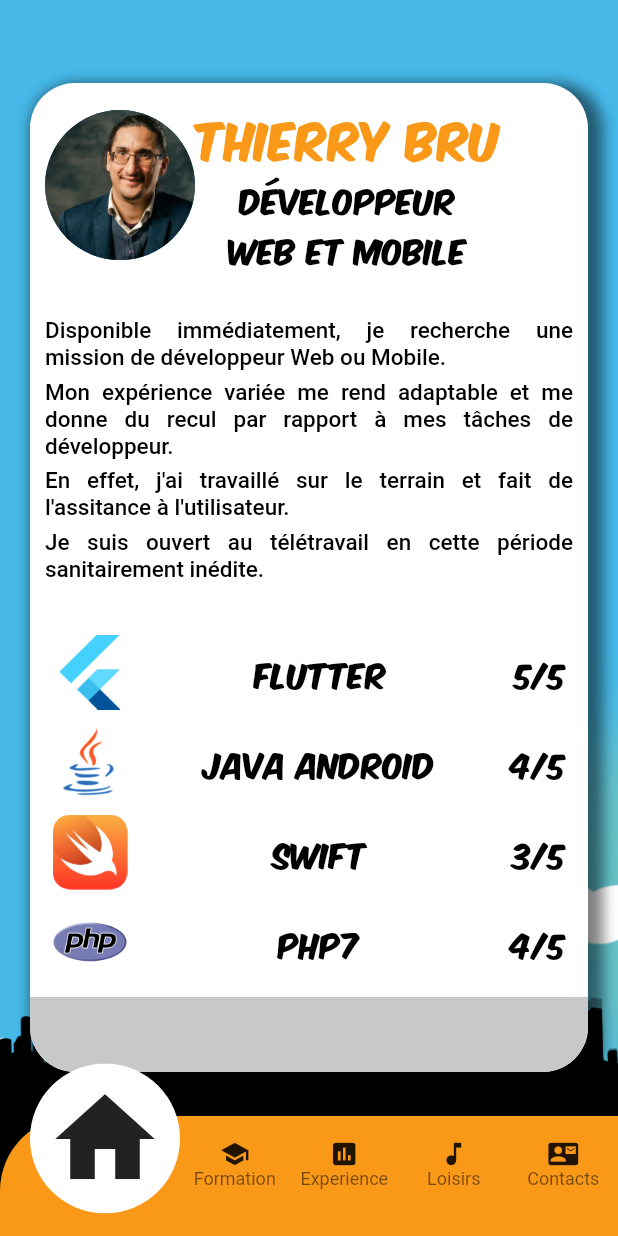
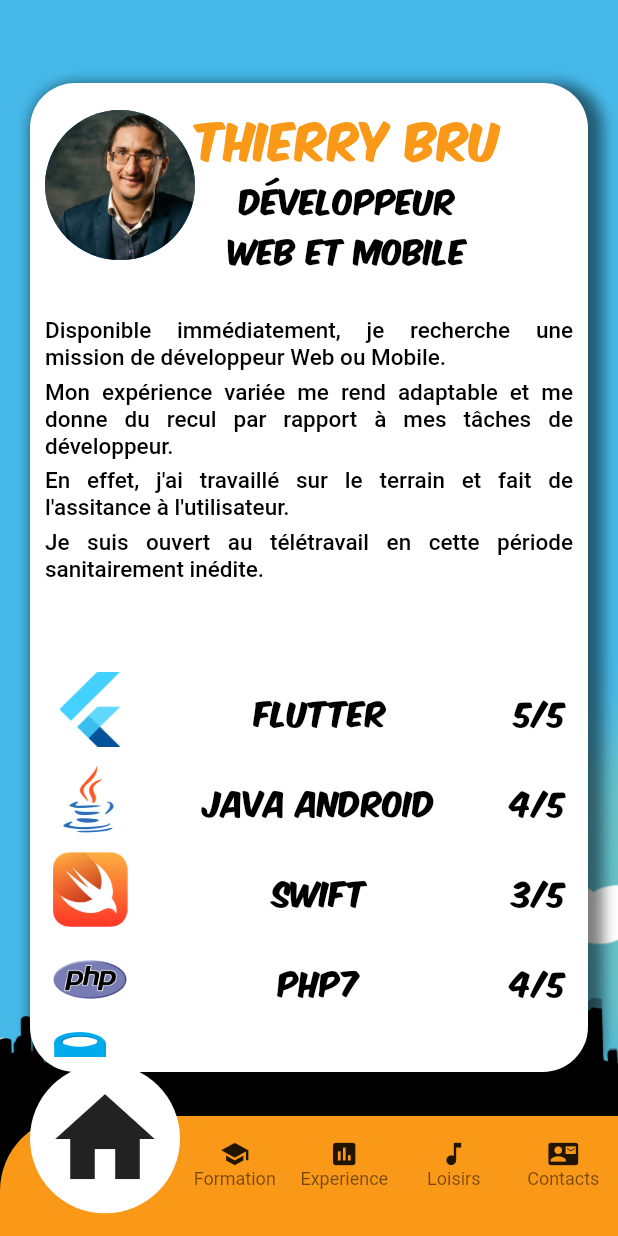
Before and after one commit to MedicArwen/flutter_cv, a Flutter app: the screen it shows after launch, on a phone screen of 412 x 824 dp. Run offline on Flutter 3.47's test engine with Material 2 defaults, Android fonts, the phone set to English and light mode, and no system bars; our stand-ins replace easy_localization, sensors; missing offline and left inert: dart:ffi.

Commit message:
modif photos
modif photos

```diff
--- a/lib/Models/CurriculumVitae.dart
+++ b/lib/Models/CurriculumVitae.dart
@@ -197,7 +197,7 @@ class CurriculumVitae
     listeTech = ['JSP','SQL','JS'];
     listeEnv = ['Windows','Tomcat'];
     listePostes = ['Développeur'];
-    experiencePro = new ExperiencePro(DateTime(2005,1,1),DateTime(2005,54,31),'ELLA.BE','Louvain',listeTaches,listeTech,listeEnv,listePostes);
+    experiencePro = new ExperiencePro(DateTime(2005,1,1),DateTime(2005,4,31),'ELLA.BE','Louvain',listeTaches,listeTech,listeEnv,listePostes);
     liste.add(experiencePro);
 
     listeTaches =
@@ -209,7 +209,7 @@ class CurriculumVitae
     listeTech = ['ASP','SQL','JS'];
     listeEnv = ['Windows','ASPNET','Windows NT'];
     listePostes = ['Développeur'];
-    experiencePro = new ExperiencePro(DateTime(2005,1,1),DateTime(2005,54,31),'ELLA.BE','Louvain',listeTaches,listeTech,listeEnv,listePostes);
+    experiencePro = new ExperiencePro(DateTime(2001,2,1),DateTime(2002,4,31),'Data Technologies','Paris',listeTaches,listeTech,listeEnv,listePostes);
     liste.add(experiencePro);
 
     return liste;
@@ -219,9 +219,9 @@ class CurriculumVitae
   async
   {
     List<Loisir> liste = [];
-    liste.add(new Loisir("Guitare Basse","J'apprend à jouer de la guitare basse et j'espère un jour avoir le niveau pour pouvoir jouer avec des amis.", 'photo_guitare.jpg'));
-    liste.add(new Loisir("Jeux Vidéos","Je m'investis dans une association, ARIG, afin de proposer des événements -des Lan Party - ou l'on se retrouve le temps d'un week-end.", 'arig.jpg'));
-    liste.add(new Loisir("Marche à pied","Avec ou sans bâtons, je marche tous les jours pour le plaisir et la forme physique.", 'marche.jpg'));
+    liste.add(new Loisir("Guitare Basse","J'apprend à jouer de la guitare basse et j'espère un jour avoir le niveau pour pouvoir jouer avec des amis.", 'guitare_basse.jpg'));
+    liste.add(new Loisir("Jeux Vidéos","Je m'investis dans une association, ARIG, afin de proposer des événements -des Lan Party - ou l'on se retrouve le temps d'un week-end.", 'video_game.jpg'));
+    liste.add(new Loisir("Marche à pied","Avec ou sans bâtons, je marche tous les jours pour le plaisir et la forme physique.", 'forest.jpg'));
     return liste;
   }
   static Future<List<ContactURL>> getContactList()
@@ -229,7 +229,7 @@ class CurriculumVitae
   {
     List<ContactURL> liste = [];
     liste.add(ContactURL('mailto:thierry.bru@takotek.fr',EnumTypeContactUrl.email));
-    liste.add(ContactURL('07 63 90 59 59',EnumTypeContactUrl.phone));
+    //liste.add(ContactURL('07 63 90 59 59',EnumTypeContactUrl.phone));
     liste.add(ContactURL('www.linkedin.com/in/thierry-bru/',EnumTypeContactUrl.linkedIn));
     liste.add(ContactURL('https://github.com/MedicArwen',EnumTypeContactUrl.github));
     liste.add(ContactURL('images/qr_code.png',EnumTypeContactUrl.urlQRCode));
--- a/lib/Vues/DefautPanelView.dart
+++ b/lib/Vues/Elements/DefautPanelView.dart
@@ -53,12 +53,6 @@ class DefautPanelView extends StatelessWidget
                   child: content
                 )
             ),
-              Container(height: 50,
-                decoration: BoxDecoration(
-                  borderRadius: BorderRadius.only(bottomLeft:Radius.circular(30),bottomRight:Radius.circular(30)),
-                  color: Color(0xffC8C8C8),
-                ),
-              )
             ],
           )
       );
--- a/lib/Vues/MyContacts.dart
+++ b/lib/Vues/MyContacts.dart
@@ -11,7 +11,7 @@ import 'package:fluttercv/Vues/ListViews/mycontacts/MyContactList.dart';
 import 'package:fluttercv/Vues/MyInfoGenerale/ListViews/ListViewLoisirs.dart';
 import 'package:url_launcher/url_launcher.dart';
 
-import 'DefautPanelView.dart';
+import 'Elements/DefautPanelView.dart';
 import 'Elements/ListLoadingProgressIndicator.dart';
 
 class MyContacts extends StatefulWidget
@@ -69,7 +69,7 @@ class MyContactsState extends State<MyContacts> with TickerProviderStateMixin
       Container(child:
         Stack(children: [
           Positioned(child:
-          AnimatedContainer(child:Image.asset('images/photo_guitare.jpg',height:widget.height,fit: BoxFit.fitHeight),duration: Duration(seconds: 3),),top: 100-slideHeight),
+          AnimatedContainer(child:Image.asset('images/chateauroux.jpg',height:widget.height,width:widget.width,fit: BoxFit.cover),duration: Duration(seconds: 3),),top: 100-slideHeight),
           Positioned(child:MyContactFloatingButtons(listeContactButtons,_makingOpenUrl),right:20, top:20),
           AnimatedContainer(width: widget.width,height: slideHeight,duration: Duration(milliseconds: 50),
           child:GestureDetector(
@@ -95,6 +95,7 @@ class MyContactsState extends State<MyContacts> with TickerProviderStateMixin
           ],alignment: Alignment.bottomCenter),
       width:widget.width,
       height: widget.height,
+        color: Colors.black,
       );
   }
 
--- a/lib/Vues/MyExperience.dart
+++ b/lib/Vues/MyExperience.dart
@@ -2,7 +2,7 @@ import 'package:flutter/cupertino.dart';
 import 'package:flutter/material.dart';
 import 'package:fluttercv/Vues/MyInfoGenerale/ListExperiencesPro.dart';
 
-import 'DefautPanelView.dart';
+import 'Elements/DefautPanelView.dart';
 
 class MyExperience extends StatelessWidget
 {
--- a/lib/Vues/MyFormations.dart
+++ b/lib/Vues/MyFormations.dart
@@ -1,10 +1,10 @@
 import 'package:flutter/cupertino.dart';
 import 'package:flutter/material.dart';
-import 'package:fluttercv/Vues/DefautPanelView.dart';
+import 'file:///D:/DEV/APP/flutter_cv/lib/Vues/Elements/DefautPanelView.dart';
 import 'package:fluttercv/Vues/MyInfoGenerale/ListCursus.dart';
 import 'package:fluttercv/Vues/MyInfoGenerale/ListHardSkills.dart';
 import 'package:fluttercv/Vues/MyInfoGenerale/ListViews/ListViewCursus.dart';
-import 'package:fluttercv/Vues/MyInfoGenerale/RichTextAboutMe.dart';
+import 'file:///D:/DEV/APP/flutter_cv/lib/Vues/Elements/RichTextAboutMe.dart';
 
 
 class MyFormations extends StatelessWidget
--- a/lib/Vues/MyInfoGenerale.dart
+++ b/lib/Vues/MyInfoGenerale.dart
@@ -1,8 +1,8 @@
 import 'package:flutter/cupertino.dart';
 import 'package:flutter/material.dart';
-import 'package:fluttercv/Vues/DefautPanelView.dart';
+import 'file:///D:/DEV/APP/flutter_cv/lib/Vues/Elements/DefautPanelView.dart';
 import 'package:fluttercv/Vues/MyInfoGenerale/ListHardSkills.dart';
-import 'package:fluttercv/Vues/MyInfoGenerale/RichTextAboutMe.dart';
+import 'file:///D:/DEV/APP/flutter_cv/lib/Vues/Elements/RichTextAboutMe.dart';
 
 
 class MyInfoGenerale extends StatelessWidget
--- a/lib/Vues/MyLoisirs.dart
+++ b/lib/Vues/MyLoisirs.dart
@@ -8,7 +8,7 @@ import 'package:fluttercv/Models/CurriculumVitae.dart';
 import 'package:fluttercv/Models/Loisir.dart';
 import 'package:fluttercv/Vues/MyInfoGenerale/ListViews/ListViewLoisirs.dart';
 
-import 'DefautPanelView.dart';
+import 'Elements/DefautPanelView.dart';
 
 class MyLoisirs extends StatefulWidget
 {
@@ -61,7 +61,7 @@ class MyLoisirsState extends State<MyLoisirs> with TickerProviderStateMixin
     liste.forEach((element) {
       bool isVisible = element.label==liste[selectedLoisir].label;
       //listeImage.add(AnimatedSize(duration: Duration(seconds: 1), vsync: this,child:Image.asset(element.getImageUrl(),width:widget.width,height: isVisible?250:0,fit: BoxFit.fitWidth),
-      listeImage.add(Image.asset(element.getImageUrl(),width: widget.width,height: 250,fit: BoxFit.fitWidth,
+      listeImage.add(Image.asset(element.getImageUrl(),width: widget.width,height: 250,fit: BoxFit.cover,
       ));
     });
 
```
Also changed, not shown: lib/Vues/Elements/RoundedTextTile.dart (deleted, +0 -26 lines), lib/Vues/MyInfoGenerale/ListViews/ListViewTileExperiencePro.dart (+3 -17 lines), pubspec.yaml (+2 -9 lines), images/P1233676.JPG (added), images/chateauroux.jpg (added), images/forest.jpg (added), images/guitare_basse.jpg (added), images/logo_takotek_icon.png (added), images/video_game.jpg (added), lib/Vues/Elements/RichTextAboutMe.dart (renamed from lib/Vues/MyInfoGenerale/RichTextAboutMe.dart), pubspec.lock, 23 other files.
